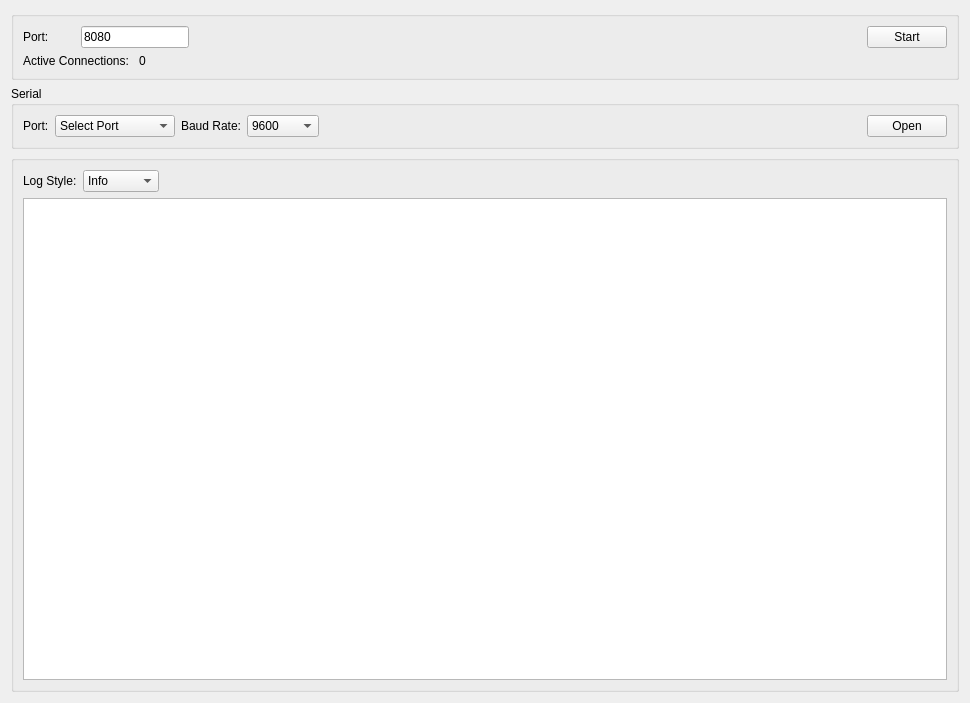
First picture: the form in Widgets/TcpWidget.ui, repository navinreddy23/Qt_TCP_UDP_Server, before the edit.
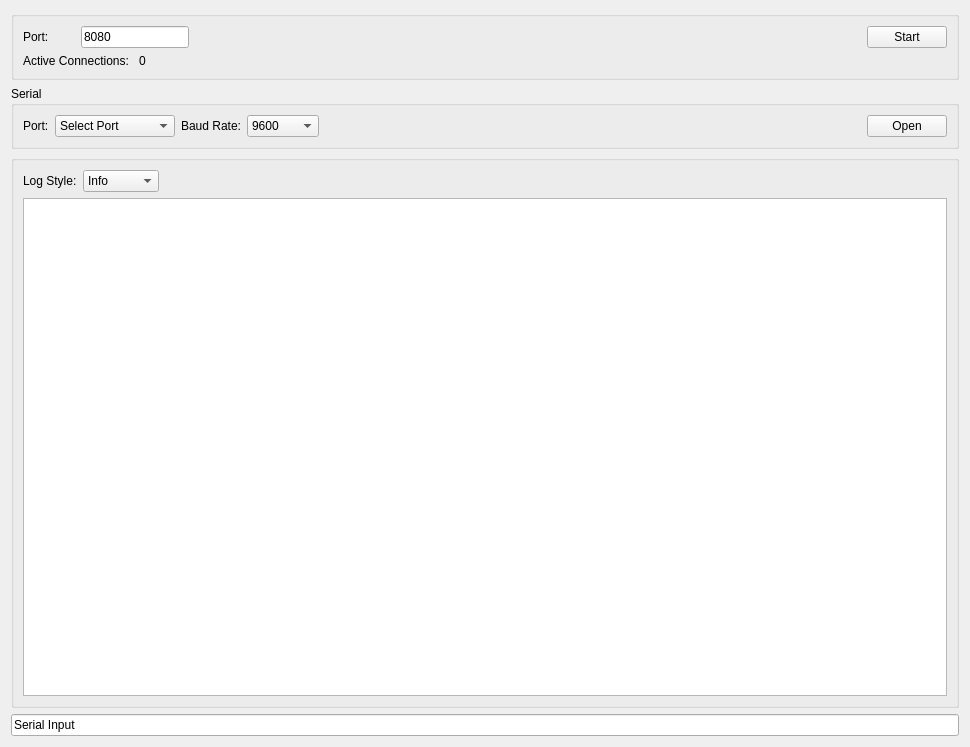
Second picture: the form after the edit.

Commit message: Added serial input.

Patch:
```diff
--- a/Widgets/TcpWidget.ui
+++ b/Widgets/TcpWidget.ui
@@ -7,7 +7,7 @@
     <x>0</x>
     <y>0</y>
     <width>970</width>
-    <height>703</height>
+    <height>747</height>
    </rect>
   </property>
   <property name="palette">
@@ -249,6 +249,13 @@
      </layout>
     </widget>
    </item>
+   <item row="3" column="0">
+    <widget class="QLineEdit" name="leSerial">
+     <property name="text">
+      <string>Serial Input</string>
+     </property>
+    </widget>
+   </item>
   </layout>
  </widget>
  <resources/>
```
The commit also changes 5 other files.
